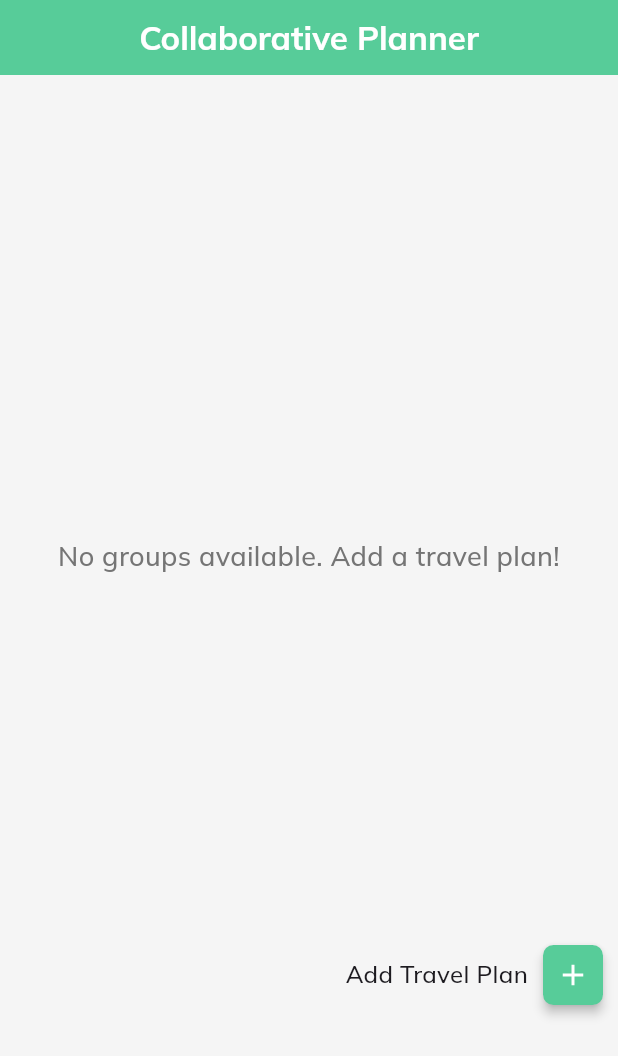
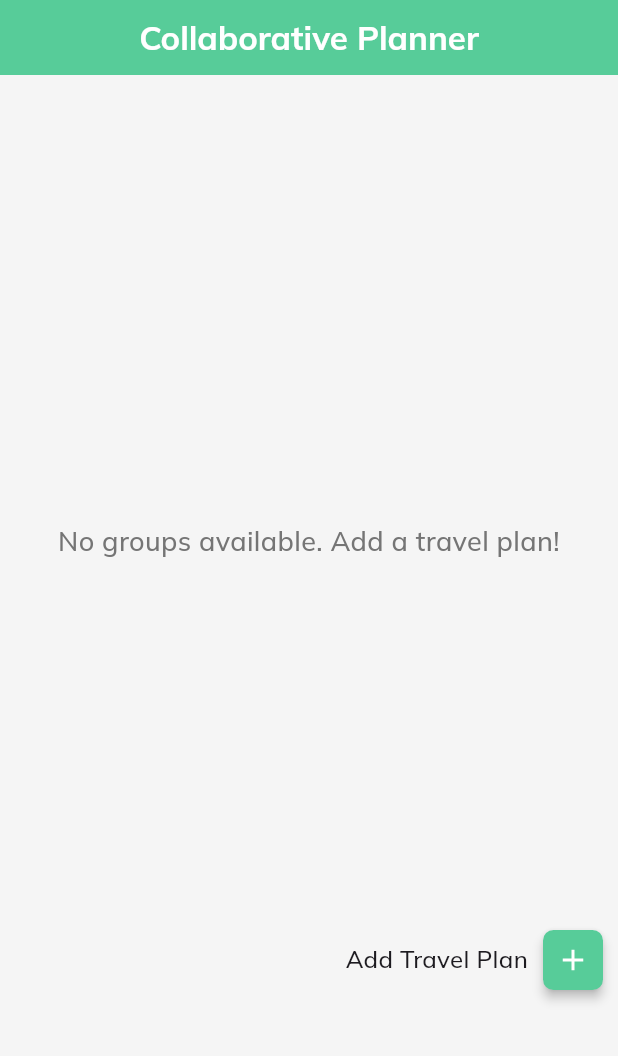
Before and after one commit to adnalow/TravelMate, a Flutter app: the CollaborativeScreen screen opened directly, on a phone screen of 412 x 824 dp. Shown: the top 1056 px of the screen. Run offline on Flutter 3.47's test engine with Material 3 defaults, Android fonts, the phone set to English and light mode, and no system bars; our stand-ins replace cloud_firestore, csc_picker, firebase_auth, firebase_core, firebase_storage, flutter_svg and 5 more; accounts and stored records are empty.

Commit message:
Fixed itinerary and collab layout

```diff
--- a/lib/Screens/collab.dart
+++ b/lib/Screens/collab.dart
@@ -120,7 +120,7 @@ class _CollaborativeScreenState extends State<CollaborativeScreen> {
 
   Positioned planAdder() {
     return Positioned(
-      bottom: 20,
+      bottom: 10,
       right: 10,
       child: Row(
         mainAxisSize: MainAxisSize.min,
@@ -153,10 +153,8 @@ class _CollaborativeScreenState extends State<CollaborativeScreen> {
     );
   }
 
-  Padding displayGroups() {
-    return Padding(
-      padding: const EdgeInsets.all(10.0),
-      child: Container(
+  Container displayGroups() {
+    return Container(
       height: 620,
       child: groups.isEmpty
           ? Center(
@@ -171,6 +169,7 @@ class _CollaborativeScreenState extends State<CollaborativeScreen> {
               ),
             )
           : ListView.separated(
+              padding: const EdgeInsets.all(10),
               itemCount: groups.length,
               separatorBuilder: (context, index) =>
                   const SizedBox(height: 10),
@@ -235,7 +234,6 @@ class _CollaborativeScreenState extends State<CollaborativeScreen> {
                   ),
                 );
               },
-              ),
             ),
     );
   }
--- a/lib/Screens/itinerary.dart
+++ b/lib/Screens/itinerary.dart
@@ -193,7 +193,7 @@ class _ItineraryScreenState extends State<ItineraryScreen> {
                   }).toList(),
                 ),
               ),
-              const SizedBox(height: 10),
+              const SizedBox(height: 20),
 
               Padding(
                 padding: const EdgeInsets.only(left: 10, bottom: 20, right: 10),
```
Lines whose indentation alone changed are shown as unchanged.
